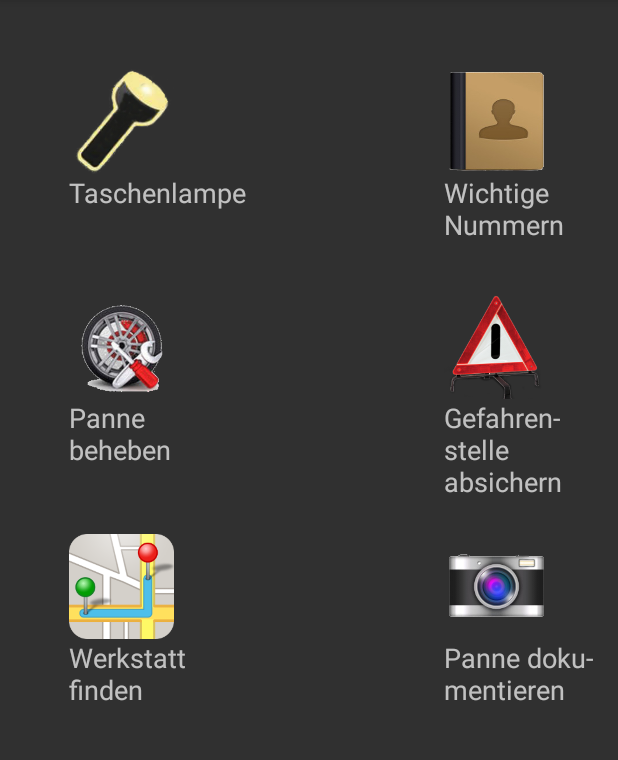
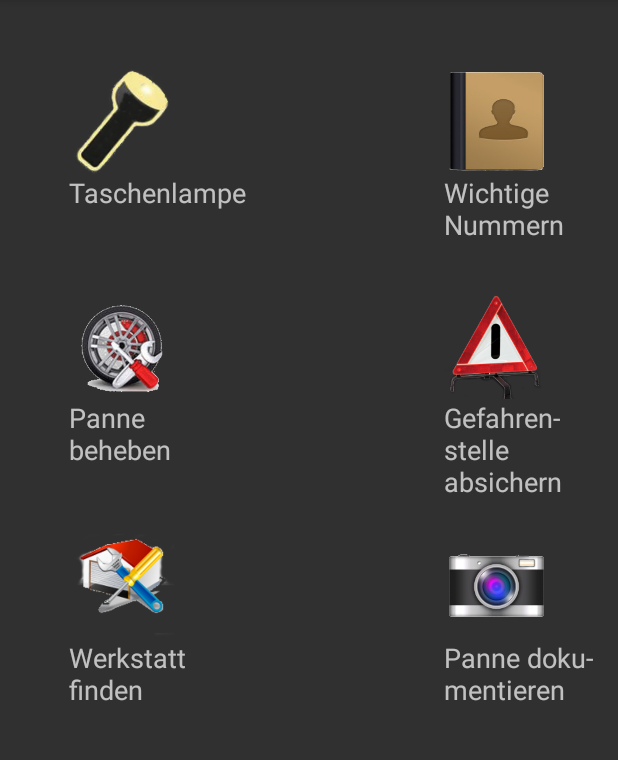
Before and after one commit to Gottschalk/2015B, an Android app: the screen it shows after launch (MenuActivity), on a phone screen of 412 x 824 dp, the part 84-844 px from its top. Run offline under Robolectric (Android 15) with nearby library versions, the phone set to English and light mode, and no system bars.

Commit message:
menue werkstatt icon ersetzt

```diff
--- a/app/src/main/res/layout/activity_menu.xml
+++ b/app/src/main/res/layout/activity_menu.xml
@@ -54,7 +54,7 @@
     <Button
         android:layout_width="70dp"
         android:layout_height="70dp"
-        android:background="@drawable/ic_werkstatt2"
+        android:background="@drawable/ic_werkstatt1"
         android:id="@+id/werkstatt_finden_button"
         android:layout_marginLeft="30dp"
         android:layout_marginStart="30dp"
```
Also changed, not shown: app/src/main/res/drawable/ic_werkstatt1.png.
